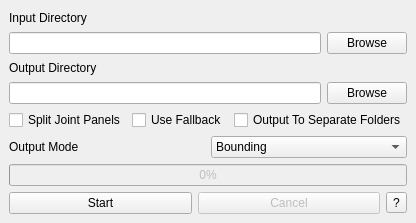
The window that res/designer/base_window.ui (adenzu/Manga-Panel-Extractor) describes before a commit, drawn with Qt 5.
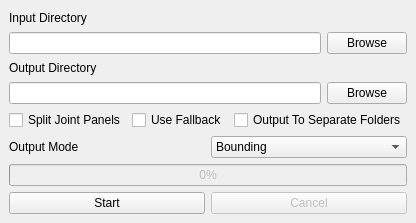
The same window after the commit.

Commit message: refactor: Add tooltips for checkbox options in base_window.ui

Diff of the .ui file:
```diff
--- a/res/designer/base_window.ui
+++ b/res/designer/base_window.ui
@@ -148,13 +148,6 @@
         </property>
        </widget>
       </item>
-      <item>
-       <widget class="QToolButton" name="whats_this_button">
-        <property name="text">
-         <string>?</string>
-        </property>
-       </widget>
-      </item>
      </layout>
     </item>
    </layout>
```
Left out of the diff: 15 changed lines with no effect on the pictures.
